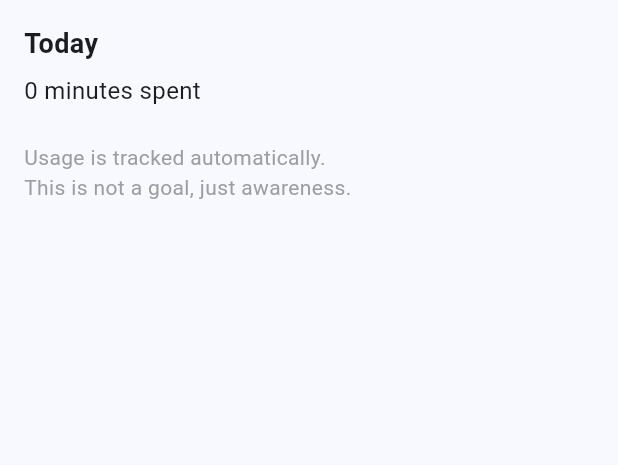
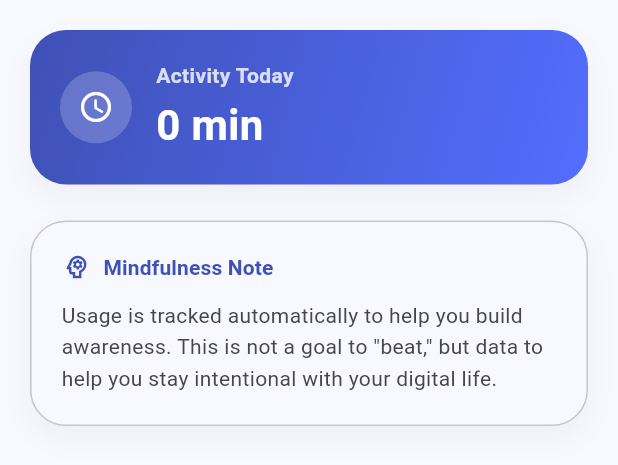
Before and after one commit to fahad7tt/digital_discipline, a Flutter app: the UsageDetailView widget shown alone on an empty page, opened directly with empty values, on a phone screen of 412 x 824 dp. Shown: the top 465 px of the screen. Run offline on Flutter 3.47's test engine with Material 3 defaults, Android fonts, the phone set to English and light mode, and no system bars; our stand-ins replace equatable, flutter_bloc, flutter_local_notifications, hive, hive_flutter, timezone; missing offline and left inert: android_intent_plus; accounts and stored records are empty.

Commit message:
final UI/UX polish

```diff
--- a/lib/features/usage_logging/presentation/widgets/usage_detail_view.dart
+++ b/lib/features/usage_logging/presentation/widgets/usage_detail_view.dart
@@ -1,30 +1,115 @@
 import 'package:flutter/material.dart';
+import '../../../../core/widgets/modern_card.dart';
 
 class UsageDetailView extends StatelessWidget {
   final int minutes;
 
   const UsageDetailView({super.key, required this.minutes});
 
+  String _formatDuration(int totalMinutes) {
+    if (totalMinutes < 60) {
+      return '$totalMinutes min';
+    } else {
+      final hours = totalMinutes ~/ 60;
+      final minutes = totalMinutes % 60;
+      if (minutes == 0) {
+        return '$hours hr';
+      }
+      return '$hours hr $minutes min';
+    }
+  }
+
   @override
   Widget build(BuildContext context) {
     return Padding(
-      padding: const EdgeInsets.all(16),
+      padding: const EdgeInsets.all(20),
       child: Column(
         crossAxisAlignment: CrossAxisAlignment.start,
         children: [
-          const Text(
-            'Today',
-            style: TextStyle(fontSize: 18, fontWeight: FontWeight.bold),
-          ),
-          const SizedBox(height: 8),
-          Text(
-            '$minutes minutes spent',
-            style: const TextStyle(fontSize: 16),
+          ModernCard(
+            margin: EdgeInsets.zero,
+            gradientColors: [
+              Theme.of(context).colorScheme.primary,
+              Theme.of(context).colorScheme.secondary,
+            ],
+            child: Row(
+              children: [
+                Container(
+                  padding: const EdgeInsets.all(12),
+                  decoration: BoxDecoration(
+                    color: Colors.white.withOpacity(0.2),
+                    shape: BoxShape.circle,
+                  ),
+                  child: const Icon(
+                    Icons.schedule_rounded,
+                    color: Colors.white,
+                    size: 24,
+                  ),
+                ),
+                const SizedBox(width: 16),
+                Expanded(
+                  child: Column(
+                    crossAxisAlignment: CrossAxisAlignment.start,
+                    children: [
+                      Text(
+                        'Activity Today',
+                        style: TextStyle(
+                          color: Colors.white.withOpacity(0.8),
+                          fontSize: 14,
+                          fontWeight: FontWeight.w600,
+                        ),
+                      ),
+                      const SizedBox(height: 4),
+                      Text(
+                        _formatDuration(minutes),
+                        style: const TextStyle(
+                          color: Colors.white,
+                          fontSize: 28,
+                          fontWeight: FontWeight.bold,
+                        ),
+                      ),
+                    ],
+                  ),
+                ),
+              ],
+            ),
           ),
           const SizedBox(height: 24),
-          const Text(
-            'Usage is tracked automatically.\nThis is not a goal, just awareness.',
-            style: TextStyle(color: Colors.grey),
+          ModernCard(
+            margin: EdgeInsets.zero,
+            color: Theme.of(context).colorScheme.surface,
+            border:
+                Border.all(color: Theme.of(context).colorScheme.outlineVariant),
+            child: Column(
+              crossAxisAlignment: CrossAxisAlignment.start,
+              children: [
+                Row(
+                  children: [
+                    Icon(
+                      Icons.psychology_outlined,
+                      color: Theme.of(context).colorScheme.primary,
+                      size: 20,
+                    ),
+                    const SizedBox(width: 8),
+                    Text(
+                      'Mindfulness Note',
+                      style: Theme.of(context).textTheme.titleSmall?.copyWith(
+                            fontWeight: FontWeight.bold,
+                            color: Theme.of(context).colorScheme.primary,
+                          ),
+                    ),
+                  ],
+                ),
+                const SizedBox(height: 12),
+                Text(
+                  'Usage is tracked automatically to help you build awareness. This is not a goal to "beat," but data to help you stay intentional with your digital life.',
+                  style: Theme.of(context).textTheme.bodyMedium?.copyWith(
+                        color: Theme.of(context).colorScheme.onSurfaceVariant,
+                        height: 1.5,
+                      ),
+                ),
+              ],
+            ),
           ),
         ],
       ),
```
